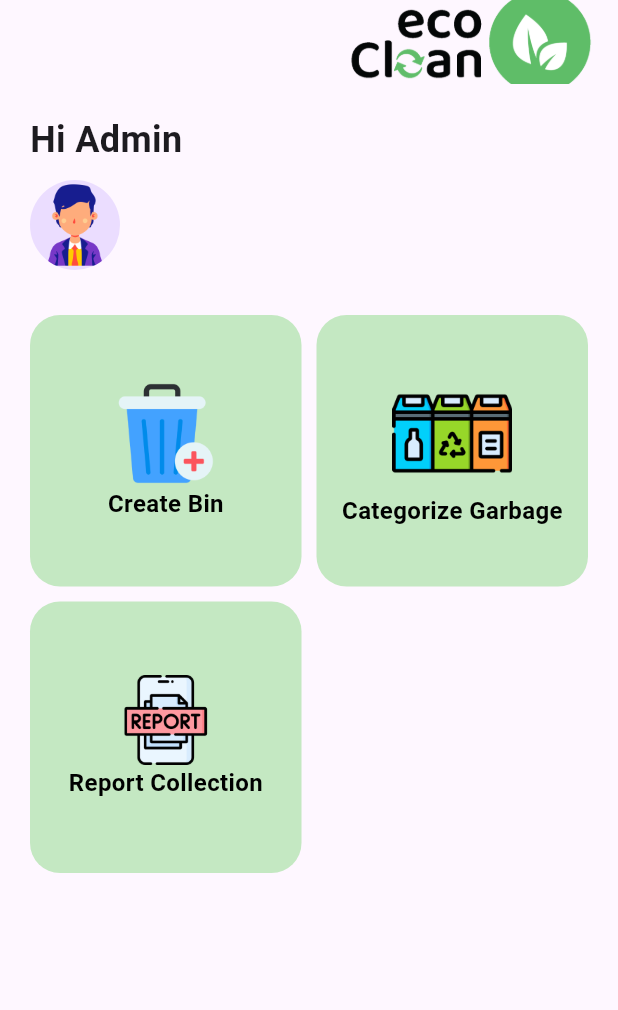
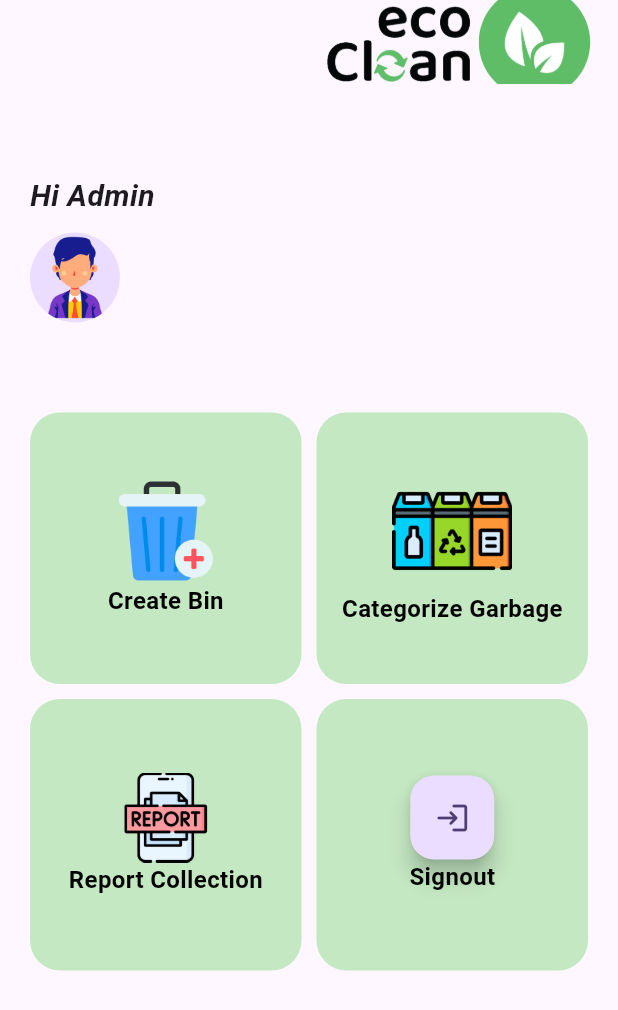
Before and after one commit to PrathibhaSithu/Eco-Clean-MobileApp, a Flutter app: the AdminHome screen opened directly, on a phone screen of 412 x 824 dp. Shown: the top 1010 px of the screen. Run offline on Flutter 3.47's test engine with Material 3 defaults, Android fonts, the phone set to English and light mode, and no system bars; our stand-ins replace firebase_auth, firebase_core, firebase_database, ionicons, pdf, pie_chart and 1 more; missing offline and left inert: flutter_pdfview; accounts and stored records are empty.

Commit message:
Prajila-Admin-Home

```diff
--- a/eco_clean_mobile_app/lib/admin/adminhome.dart
+++ b/eco_clean_mobile_app/lib/admin/adminhome.dart
@@ -312,8 +312,14 @@ class AdminHome extends StatefulWidget {
   State<AdminHome> createState() => _AdminHomeState();
 }
 
+
+
 class _AdminHomeState extends State<AdminHome> {
   final user = FirebaseAuth.instance.currentUser;
+
+  signout() async {
+  await FirebaseAuth.instance.signOut();
+  }
 
   @override
   Widget build(BuildContext context) {
@@ -324,8 +330,8 @@ class _AdminHomeState extends State<AdminHome> {
           children: [
             Image.asset(
               'assets/imges/ecoclean.png',
-              height: 100,
-              width: 200,
+              height: 120,
+              width: 220,
             ),
           ],
         ),
@@ -337,15 +343,16 @@ class _AdminHomeState extends State<AdminHome> {
           crossAxisAlignment: CrossAxisAlignment.stretch,
           children: [
             Padding(
-              padding: const EdgeInsets.all(10.0),
+              padding: const  EdgeInsets.only(top: 50.0, bottom: 10.0, left: 10.0, right: 10.0),
               child: Column(
                 crossAxisAlignment: CrossAxisAlignment.start,
                 children: [
                   const Text(
                     "Hi Admin",
                     style: TextStyle(
-                      fontSize: 24,
+                      fontSize: 20,
                       fontWeight: FontWeight.bold,
+                      fontStyle: FontStyle.italic,
                     ),
                   ),
                   const SizedBox(height: 10),
@@ -362,7 +369,7 @@ class _AdminHomeState extends State<AdminHome> {
 
             Expanded(
               child: GridView(
-                padding: EdgeInsets.only(top: 20.0, bottom: 10.0, left: 10.0, right: 10.0),
+                padding: EdgeInsets.only(top: 50.0, bottom: 10.0, left: 10.0, right: 10.0),
                 gridDelegate: const SliverGridDelegateWithFixedCrossAxisCount(
                   crossAxisCount: 2,
                   mainAxisSpacing: 10,
@@ -468,6 +475,44 @@ class _AdminHomeState extends State<AdminHome> {
                       ),
                     ),
                   ),
+
+                  Stack(
+                    children: [
+                      SizedBox(
+                        width: 200, // Set your desired width here
+                        child: Container(
+                          decoration: BoxDecoration(
+                            borderRadius: BorderRadius.circular(20),
+                            color: const Color(0xFFC4E8C2),
+                          ),
+                          child: Column(
+                            mainAxisAlignment: MainAxisAlignment.center,
+                            children: [
+                              Positioned(
+                                bottom: 16,
+                                right: 16,
+                                child: FloatingActionButton(
+                                  onPressed: () => signout(),
+                                  child: const Icon(Icons.login_rounded),
+                                  //backgroundColor: Color(0xFF4CA547),
+                                ),
+                              ),
+                              const Text(
+                                "Signout",
+                                style: TextStyle(
+                                  color: Colors.black,
+                                  fontSize: 16,
+                                  fontWeight: FontWeight.bold,
+                                ),
+                              ),
+                            ],
+                          ),
+                        ),
+                      ),
+                    ],
+                  ),
+
+
                 ],
               ),
             ),
--- a/eco_clean_mobile_app/lib/admin/widgets/addnewbin.dart
+++ b/eco_clean_mobile_app/lib/admin/widgets/addnewbin.dart
@@ -70,6 +70,7 @@ void addnewbin(BuildContext context) {
               SizedBox(height: 10),
               TextField(
                 controller: latitudeController,
+                keyboardType: TextInputType.numberWithOptions(decimal: true),
                 decoration: InputDecoration(
                   labelText: "Latitude",
                   hintText: "Enter Latitude",
@@ -78,6 +79,7 @@ void addnewbin(BuildContext context) {
               SizedBox(height: 10),
               TextField(
                 controller: longitudeController,
+                keyboardType: TextInputType.numberWithOptions(decimal: true),
                 decoration: InputDecoration(
                   labelText: "Longitude",
                   hintText: "Enter Longitude",
@@ -143,8 +145,8 @@ void addnewbin(BuildContext context) {
                           "city": cityController.text.toString(),
                           "road": roadController.text.toString(),
                           "landmark": landmarkController.text.toString(),
-                          "latitude": landmarkController.text.toString(),
-                          "longitude": landmarkController.text.toString(),
+                          "latitude": double.parse(latitudeController.text),
+                          "longitude": double.parse(longitudeController.text),
                           "cleaningperiod": cleaningperiodController.text.toString(),
                           "id": id
                         });
```
Also changed, not shown: eco_clean_mobile_app/lib/admin/bin.dart (+8 -8 lines), eco_clean_mobile_app/lib/admin/widgets/updatebin.dart (+16 -32 lines), 1 other file.
